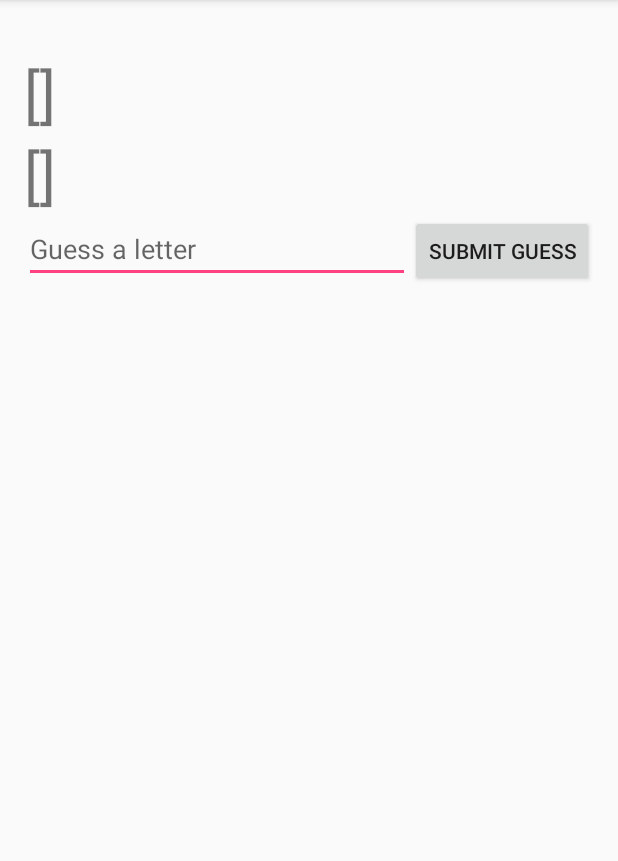
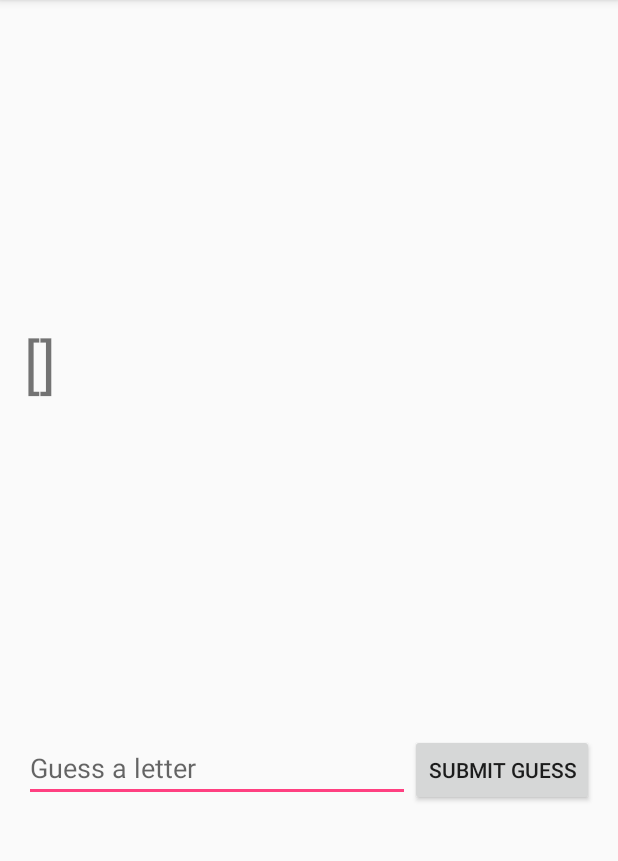
Before and after one commit to Dryopteris/Hangman, an Android app: the screen it shows after launch (HangmanActivity), after a tap on "START GAME", on a phone screen of 412 x 824 dp, the part 84-945 px from its top. Run offline under Robolectric (Android 15) with nearby library versions, the phone set to English and light mode, and no system bars.

Commit message:
Updated layout

```diff
--- a/app/src/main/java/com/example/mark/hangman/HangmanActivity.java
+++ b/app/src/main/java/com/example/mark/hangman/HangmanActivity.java
@@ -1,6 +1,7 @@
 package com.example.mark.hangman;
 
 import android.content.Intent;
+import android.support.annotation.NonNull;
 import android.support.v7.app.AppCompatActivity;
 import android.os.Bundle;
 import android.view.ViewGroup;
@@ -19,31 +20,34 @@ public class HangmanActivity extends AppCompatActivity {
         setContentView(R.layout.activity_hangman);
 
         Intent intent = getIntent();
+        ArrayList solutionField = createSolutionField(intent);
+
+        TextView textView = new TextView(this);
+        textView.setTextSize(40);
+        textView.setText(solutionField.toString());
+
+        ViewGroup solutionLayout = (ViewGroup) findViewById(R.id.solution_field_hangman);
+        solutionLayout.addView(textView);
+
+    }
+
+    @NonNull
+    private ArrayList createSolutionField(Intent intent) {
         String message = intent.getStringExtra(MainActivity.HANGMAN_SECRET_MESSAGE);
         String messageUpperCase = message.toUpperCase();
         char[] messageAsCharArray = messageUpperCase.toCharArray();
         int wordLength = messageAsCharArray.length;
         ArrayList solutionField = new ArrayList<String>(wordLength);
-        ArrayList answerField = new ArrayList<String>(wordLength);
+
         for (char letter:messageAsCharArray) {
             if (letter == ' ') {
                 solutionField.add("  ");
-                answerField.add("  ");
+
             } else {
                 solutionField.add("_");
-                answerField.add(letter);
+
             }
         }
-        TextView textView = new TextView(this);
-        textView.setTextSize(40);
-        textView.setText(solutionField.toString());
-        TextView answerView = new TextView(this);
-        answerView.setTextSize(40);
-        answerView.setText(answerField.toString());
-
-        ViewGroup solutionLayout = (ViewGroup) findViewById(R.id.solution_field_hangman);
-        solutionLayout.addView(textView);
-        solutionLayout.addView(answerView);
-
+        return solutionField;
     }
 }
--- a/app/src/main/java/com/example/mark/hangman/MainActivity.java
+++ b/app/src/main/java/com/example/mark/hangman/MainActivity.java
@@ -16,12 +16,10 @@ public class MainActivity extends AppCompatActivity {
     }
 
     public void startGame(View view) {
-        // Start the game!
         Intent intent = new Intent(this, HangmanActivity.class);
         EditText editText = (EditText) findViewById(R.id.secret_word);
         String secretWord = editText.getText().toString();
         intent.putExtra(HANGMAN_SECRET_MESSAGE, secretWord);
         startActivity(intent);
-
     }
 }
--- a/app/src/main/res/layout/activity_hangman.xml
+++ b/app/src/main/res/layout/activity_hangman.xml
@@ -16,7 +16,8 @@
         <TextView android:id="@id/solution_field_hangman"
             android:layout_weight="1"
             android:layout_width="match_parent"
-            android:layout_height="match_parent" />
+            android:layout_height="match_parent"
+            android:paddingBottom="180dp"/>
 
     </LinearLayout>
 
@@ -24,6 +25,7 @@
         android:id="@+id/guess_field_hangman"
         android:layout_width="match_parent"
         android:layout_height="match_parent"
+        android:paddingTop="220dp"
         android:orientation="horizontal">
 
         <EditText
--- a/build.gradle
+++ b/build.gradle
@@ -5,7 +5,7 @@ buildscript {
         jcenter()
     }
     dependencies {
-        classpath 'com.android.tools.build:gradle:2.1.2'
+        classpath 'com.android.tools.build:gradle:2.2.3'
 
         // NOTE: Do not place your application dependencies here; they belong
         // in the individual module build.gradle files
```
Also changed, not shown: gradle/wrapper/gradle-wrapper.properties.
